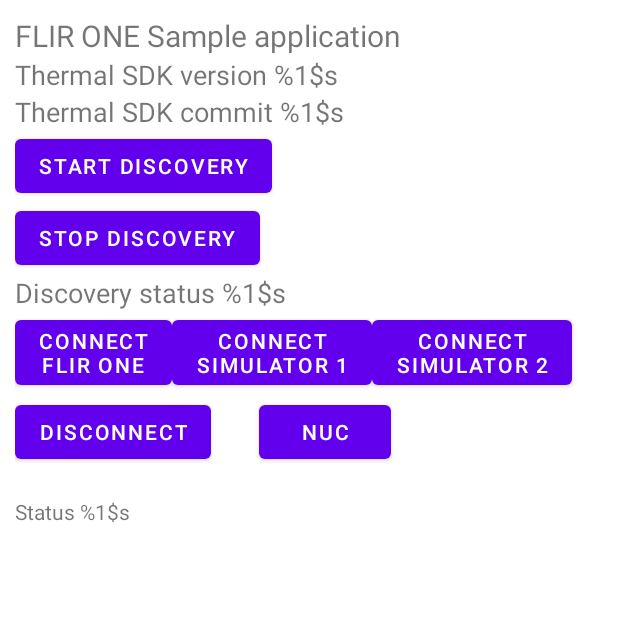
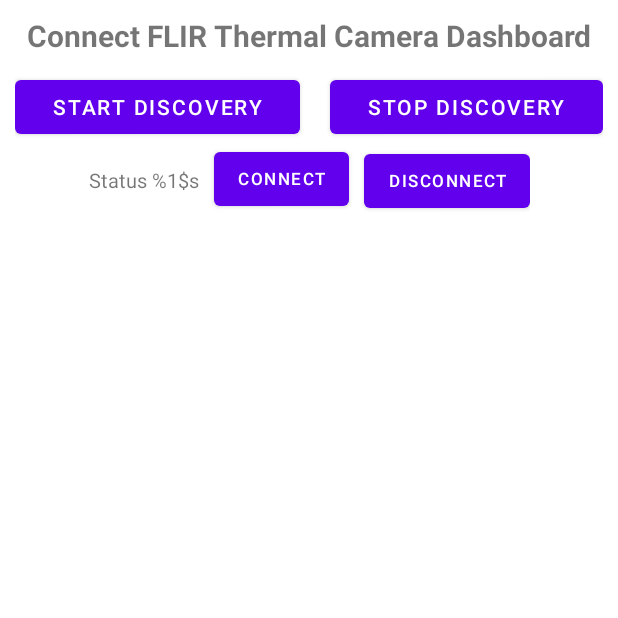
Before and after one commit to cthacker-udel/ThermalCameraApplication, an Android app: the FlirActivity screen opened directly, with no data from a screen before it, on a phone screen of 412 x 824 dp, the top half of it. Run offline under Robolectric (Android 15) with nearby library versions, the phone set to English and light mode, and no system bars; libraries missing offline, so code that uses them is left out: com.flir.thermalsdk; 2 statements that could not run were skipped.

Commit message:
Improved flir functionality

```diff
--- a/app/src/main/java/com/example/thermalapplication/FlirActivity.java
+++ b/app/src/main/java/com/example/thermalapplication/FlirActivity.java
@@ -10,10 +10,13 @@
  * ******************************************************************/
 package com.example.thermalapplication;
 
+import android.content.res.Resources;
 import android.graphics.Bitmap;
+import android.graphics.Color;
 import android.os.Bundle;
 import android.util.Log;
 import android.view.View;
+import android.widget.Button;
 import android.widget.ImageView;
 import android.widget.TextView;
 import android.widget.Toast;
@@ -52,11 +55,11 @@ public class FlirActivity extends AppCompatActivity {
 
     //Handles network camera operations
     private CameraHandler cameraHandler;
+    private Button connectButton;
+    private Button disconnectButton;
 
     private Identity connectedIdentity = null;
-    private TextView connectionStatus;
     private TextView discoveryStatus;
-    private TextView deviceInfo;
 
     private ImageView msxImage;
     private ImageView photoImage;
@@ -75,6 +78,8 @@ public class FlirActivity extends AppCompatActivity {
     protected void onCreate(Bundle savedInstanceState) {
         super.onCreate(savedInstanceState);
         setContentView(R.layout.activity_flir);
+        this.connectButton = findViewById(R.id.connect_flir_one);
+        this.disconnectButton = findViewById(R.id.disconnect_any);
 
         ThermalLog.LogLevel enableLoggingInDebug = BuildConfig.DEBUG ? ThermalLog.LogLevel.DEBUG : ThermalLog.LogLevel.NONE;
 
@@ -193,14 +198,17 @@ public class FlirActivity extends AppCompatActivity {
             try {
                 cameraHandler.connect(identity, connectionStatusListener);
                 runOnUiThread(() -> {
-                    updateConnectionText(identity, "CONNECTED");
-                    deviceInfo.setText(cameraHandler.getDeviceInfo());
+                    updateConnectionText(identity, "Connected");
+                    connectButton.setBackgroundColor(Color.parseColor("#4CAF50"));
+                    connectButton.setEnabled(false);
                 });
                 cameraHandler.startStream(streamDataListener);
             } catch (IOException e) {
                 runOnUiThread(() -> {
                     Log.d(TAG, "Could not connect: " + e);
                     updateConnectionText(identity, "DISCONNECTED");
+                    connectButton.setBackgroundColor(Color.parseColor("#FF000000"));
+                    connectButton.setEnabled(true);
                 });
             }
         }).start();
@@ -216,7 +224,9 @@ public class FlirActivity extends AppCompatActivity {
         new Thread(() -> {
             cameraHandler.disconnect();
             runOnUiThread(() -> {
-                updateConnectionText(null, "DISCONNECTED");
+                updateConnectionText(null, "Connect");
+                connectButton.setBackgroundColor(Color.parseColor("#FF000000"));
+                connectButton.setEnabled(true);
             });
         }).start();
     }
@@ -225,8 +235,7 @@ public class FlirActivity extends AppCompatActivity {
      * Update the UI text for connection status
      */
     private void updateConnectionText(Identity identity, String status) {
-        String deviceId = identity != null ? identity.deviceId : "";
-        connectionStatus.setText(getString(R.string.connection_status_text, deviceId + " " + status));
+        connectButton.setText(status);
     }
 
     /**
@@ -352,23 +361,8 @@ public class FlirActivity extends AppCompatActivity {
         }
     };
 
-//    private void showSDKversion(String version) {
-//        TextView sdkVersionTextView = findViewById(R.id.sdk_version);
-//        String sdkVersionText = getString(R.string.sdk_version_text, version);
-//        sdkVersionTextView.setText(sdkVersionText);
-//    }
-
-    private void showSDKCommitHash(String version) {
-        TextView sdkVersionTextView = findViewById(R.id.sdk_commit_hash);
-        String sdkVersionText = getString(R.string.sdk_commit_hash_text, version);
-        sdkVersionTextView.setText(sdkVersionText);
-    }
-
     private void setupViews() {
-        connectionStatus = findViewById(R.id.connection_status_text);
         discoveryStatus = findViewById(R.id.discovery_status);
-        deviceInfo = findViewById(R.id.device_info_text);
-
         msxImage = findViewById(R.id.msx_image);
         photoImage = findViewById(R.id.photo_image);
     }
--- a/app/src/main/res/layout/activity_flir.xml
+++ b/app/src/main/res/layout/activity_flir.xml
@@ -11,42 +11,33 @@
     <!-- Title  -->
     <TextView
         android:id="@+id/textView"
-        android:layout_width="wrap_content"
+        android:layout_width="match_parent"
         android:layout_height="wrap_content"
         android:text="@string/title_text"
+        android:textStyle="bold"
         android:textSize="20sp"
         app:layout_constraintStart_toStartOf="parent"
-        app:layout_constraintTop_toTopOf="parent" />
+        app:layout_constraintTop_toTopOf="parent"
+        android:gravity="center_horizontal"/>
 
-    <!-- Show SDK version  -->
-    <TextView
-        android:id="@+id/sdk_version"
-        android:layout_width="wrap_content"
+    <LinearLayout
+        android:layout_width="match_parent"
         android:layout_height="wrap_content"
-        android:text="@string/sdk_version_text"
-        android:textSize="18sp"
-        app:layout_constraintStart_toStartOf="@+id/textView"
-        app:layout_constraintTop_toBottomOf="@+id/textView" />
-
-    <!-- Show SDK version  -->
-    <TextView
-        android:id="@+id/sdk_commit_hash"
-        android:layout_width="wrap_content"
-        android:layout_height="wrap_content"
-        android:text="@string/sdk_commit_hash_text"
-        android:textSize="18sp"
-        app:layout_constraintStart_toStartOf="@+id/sdk_version"
-        app:layout_constraintTop_toBottomOf="@+id/sdk_version" />
-
-    <!-- Start / Stop discovery buttons  -->
+        android:orientation="horizontal"
+        android:layout_marginTop="10dp"
+        app:layout_constraintTop_toBottomOf="@+id/textView"
+        app:layout_constraintStart_toStartOf="parent"
+        app:layout_constraintEnd_toEndOf="parent"
+        android:id="@+id/discovery_panel" >
         <Button
             android:id="@+id/start_discovery"
             android:layout_width="wrap_content"
             android:layout_height="wrap_content"
             android:onClick="startDiscovery"
             android:text="@string/start_discovery_text"
-        app:layout_constraintStart_toStartOf="@+id/sdk_commit_hash"
-        app:layout_constraintTop_toBottomOf="@+id/sdk_commit_hash" />
+            app:layout_constraintTop_toTopOf="parent"
+            app:layout_constraintStart_toStartOf="parent"
+            app:layout_constraintEnd_toEndOf="parent" android:layout_weight="1" />
 
         <Button
             android:id="@+id/stop_discovery"
@@ -54,48 +45,41 @@
             android:layout_height="wrap_content"
             android:onClick="stopDiscovery"
             android:text="@string/stop_discovery_text"
-        app:layout_constraintStart_toStartOf="@+id/start_discovery"
-        app:layout_constraintTop_toBottomOf="@+id/start_discovery" />
+            app:layout_constraintTop_toBottomOf="@+id/start_discovery" android:layout_weight="1" android:layout_marginStart="20dp" />
+    </LinearLayout>
+
+    <LinearLayout
+        android:layout_width="wrap_content"
+        android:layout_height="wrap_content"
+        android:orientation="horizontal"
+        app:layout_constraintStart_toStartOf="parent"
+        app:layout_constraintEnd_toEndOf="parent"
+        app:layout_constraintTop_toBottomOf="@+id/discovery_panel"
+        android:id="@+id/connect_panel"
+        >
 
         <TextView
             android:id="@+id/discovery_status"
             android:layout_width="wrap_content"
-        android:layout_height="wrap_content"
+            android:layout_height="match_parent"
+            android:layout_gravity="center_vertical"
+            android:gravity="center_vertical"
             android:text="@string/discovery_status_text"
-        android:textSize="18sp"
-        app:layout_constraintStart_toStartOf="@+id/stop_discovery"
-        app:layout_constraintTop_toBottomOf="@+id/stop_discovery" />
-
-    <!-- Connect to FLIR ONE / Emulators buttons  -->
+            android:textSize="13sp"
+            app:layout_constraintStart_toStartOf="parent"
+            app:layout_constraintTop_toTopOf="parent"
+            android:layout_marginEnd="10dp"
+            />
 
         <Button
             android:id="@+id/connect_flir_one"
             android:layout_width="wrap_content"
             android:layout_height="wrap_content"
             android:onClick="connectFlirOne"
+            android:textSize="11sp"
             android:text="@string/connect_f1_text"
             app:layout_constraintBaseline_toBaselineOf="@+id/connect_s1"
             app:layout_constraintStart_toStartOf="@+id/discovery_status" />
-
-    <Button
-        android:id="@+id/connect_s1"
-        android:layout_width="wrap_content"
-        android:layout_height="wrap_content"
-        android:onClick="connectSimulatorOne"
-        android:text="@string/connect_sim1_text"
-        app:layout_constraintEnd_toEndOf="@+id/start_discovery"
-        app:layout_constraintStart_toEndOf="@+id/start_discovery"
-        app:layout_constraintTop_toBottomOf="@+id/discovery_status" />
-
-    <Button
-        android:id="@+id/connect_s2"
-        android:layout_width="wrap_content"
-        android:layout_height="wrap_content"
-        android:onClick="connectSimulatorTwo"
-        android:text="@string/connect_sim2_text"
-        app:layout_constraintBaseline_toBaselineOf="@+id/connect_s1"
-        app:layout_constraintStart_toEndOf="@+id/connect_s1" />
-
 
         <Button
             android:id="@+id/disconnect_any"
@@ -103,42 +87,31 @@
             android:layout_height="wrap_content"
             android:layout_marginTop="1dp"
             android:onClick="disconnect"
+            android:textSize="11sp"
             android:text="@string/disconnect_text"
             app:layout_constraintStart_toStartOf="@+id/connect_flir_one"
-        app:layout_constraintTop_toBottomOf="@+id/connect_flir_one" />
+            app:layout_constraintTop_toBottomOf="@+id/connect_flir_one"
+            android:layout_marginStart="10dp" />
+    </LinearLayout>
 
-    <TextView
-        android:id="@+id/device_info_text"
-        android:layout_width="wrap_content"
-        android:layout_height="wrap_content"
-        app:layout_constraintStart_toStartOf="@+id/disconnect_any"
-        app:layout_constraintTop_toBottomOf="@+id/disconnect_any" />
-
-    <TextView
-        android:id="@+id/connection_status_text"
-        android:layout_width="wrap_content"
-        android:layout_height="wrap_content"
-        android:text="@string/connection_status_text"
-        app:layout_constraintStart_toStartOf="@+id/disconnect_any"
-        app:layout_constraintTop_toBottomOf="@+id/device_info_text" />
 
     <ImageView
         android:id="@+id/msx_image"
-        android:layout_width="0dp"
+        android:layout_width="match_parent"
         android:layout_height="0dp"
-        android:contentDescription="image with IR and visual data mixed"
+        android:contentDescription="@string/flir_activity_image_description"
         android:minWidth="50dp"
         android:minHeight="50dp"
         app:layout_constraintBottom_toTopOf="@+id/photo_image"
         app:layout_constraintEnd_toEndOf="parent"
         app:layout_constraintStart_toStartOf="parent"
-        app:layout_constraintTop_toBottomOf="@+id/connection_status_text" />
+        app:layout_constraintTop_toBottomOf="@+id/connect_panel" />
 
     <ImageView
         android:id="@+id/photo_image"
         android:layout_width="0dp"
         android:layout_height="0dp"
-        android:contentDescription="image with only visual image"
+        android:contentDescription="@string/flir_activity_original_image_description"
         android:minWidth="50dp"
         android:minHeight="50dp"
         app:layout_constraintBottom_toBottomOf="parent"
@@ -146,16 +119,16 @@
         app:layout_constraintStart_toStartOf="parent"
         app:layout_constraintTop_toBottomOf="@+id/msx_image" />
 
-    <Button
-        android:id="@+id/buttonNuc"
-        android:layout_width="wrap_content"
-        android:layout_height="wrap_content"
-        android:layout_marginStart="32dp"
-        android:layout_marginTop="1dp"
-        android:onClick="performNuc"
-        android:text="NUC"
-        app:layout_constraintStart_toEndOf="@+id/disconnect_any"
-        app:layout_constraintTop_toBottomOf="@+id/connect_s2" />
+<!--    <Button-->
+<!--        android:id="@+id/buttonNuc"-->
+<!--        android:layout_width="wrap_content"-->
+<!--        android:layout_height="wrap_content"-->
+<!--        android:layout_marginStart="32dp"-->
+<!--        android:layout_marginTop="1dp"-->
+<!--        android:onClick="performNuc"-->
+<!--        android:text="NUC"-->
+<!--        app:layout_constraintStart_toEndOf="@+id/disconnect_any"-->
+<!--        app:layout_constraintTop_toBottomOf="@+id/connect_s2" />-->
 
 
 </androidx.constraintlayout.widget.ConstraintLayout>
--- /dev/null
+++ b/app/src/main/res/navigation/nav_graph9.xml
@@ -0,0 +1,28 @@
+<?xml version="1.0" encoding="utf-8"?>
+<navigation xmlns:android="http://schemas.android.com/apk/res/android"
+    xmlns:app="http://schemas.android.com/apk/res-auto"
+    xmlns:tools="http://schemas.android.com/tools"
+    android:id="@+id/nav_graph9"
+    app:startDestination="@id/First9Fragment">
+
+    <fragment
+        android:id="@+id/First9Fragment"
+        android:name="com.example.thermalapplication.First9Fragment"
+        android:label="@string/first_fragment_label"
+        tools:layout="@layout/fragment_first9">
+
+        <action
+            android:id="@+id/action_First9Fragment_to_Second9Fragment"
+            app:destination="@id/Second9Fragment" />
+    </fragment>
+    <fragment
+        android:id="@+id/Second9Fragment"
+        android:name="com.example.thermalapplication.Second9Fragment"
+        android:label="@string/second_fragment_label"
+        tools:layout="@layout/fragment_second9">
+
+        <action
+            android:id="@+id/action_Second9Fragment_to_First9Fragment"
+            app:destination="@id/First9Fragment" />
+    </fragment>
+</navigation>
--- a/app/src/main/res/values/strings.xml
+++ b/app/src/main/res/values/strings.xml
@@ -53,17 +53,19 @@
     <string name="mainAuthors">Author: IshwarKumarMunirathinamAnanthaSekaran, CamThackThack, YoungTree, KidNamedFinger</string>
     <string name="createPostPageDescriptionField">description</string>
     <string name="createPostTitle">Create Post</string>
-    <string name="title_text">FLIR ONE Sample application</string>
+    <string name="title_text">Connect FLIR Thermal Camera Dashboard</string>
     <string name="sdk_version_text">Thermal SDK version %1$s</string>
     <string name="sdk_commit_hash_text">Thermal SDK commit %1$s</string>
-    <string name="connect_f1_text">Connect\nFLIR ONE</string>
+    <string name="connect_f1_text">Connect</string>
     <string name="connect_sim1_text">Connect\nSimulator 1</string>
     <string name="connect_sim2_text">Connect\nSimulator 2</string>
     <string name="connection_status_text">Status %1$s</string>
-    <string name="discovery_status_text">Discovery status %1$s</string>
+    <string name="discovery_status_text">Status %1$s</string>
     <string name="start_discovery_text">start Discovery</string>
     <string name="stop_discovery_text">stop Discovery</string>
     <string name="disconnect_text">Disconnect</string>
     <string name="title_main_activity_flir">MainActivityFlir</string>
     <string name="title_activity_flir">FlirActivity</string>
+    <string name="flir_activity_image_description">image with IR and visual data mixed</string>
+    <string name="flir_activity_original_image_description">image with only visual image</string>
 </resources>
```
Lines whose indentation alone changed are shown as unchanged.
